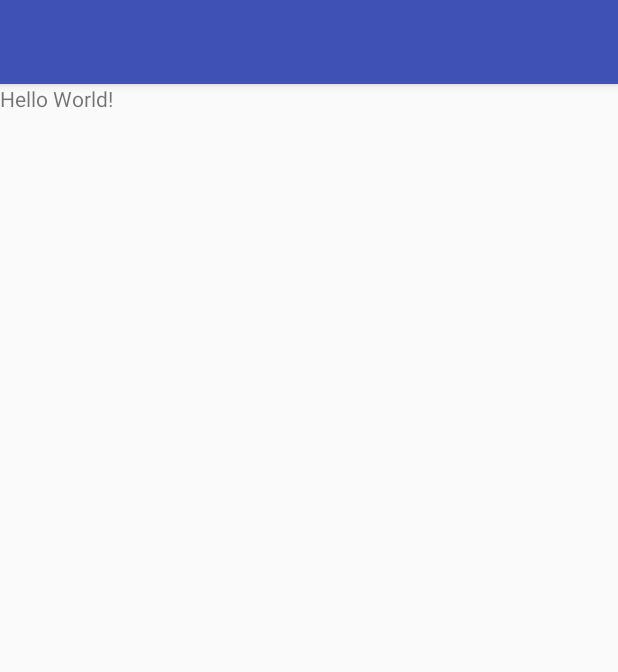
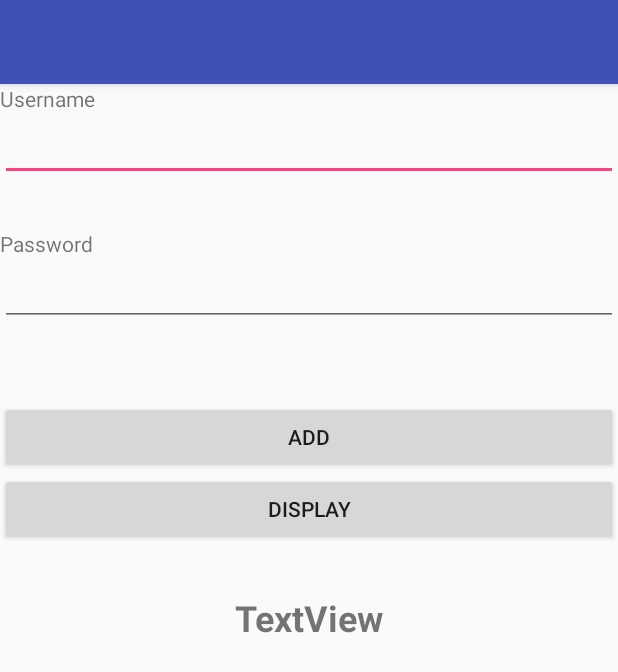
Before and after one commit to omrobbie/udemy-android-beginner-to-advance, an Android app: the screen it shows after launch (MainActivity), on a phone screen of 412 x 824 dp. Shown: the top 672 px of the screen. Run offline under Robolectric (Android 15) with nearby library versions, the phone set to English and light mode, and no system bars.

Commit message:
setup layout

```diff
--- a/SharePref/app/src/main/java/com/omrobbie/sharepref/MainActivity.java
+++ b/SharePref/app/src/main/java/com/omrobbie/sharepref/MainActivity.java
@@ -2,12 +2,25 @@ package com.omrobbie.sharepref;
 
 import android.support.v7.app.AppCompatActivity;
 import android.os.Bundle;
+import android.widget.EditText;
+import android.widget.TextView;
 
 public class MainActivity extends AppCompatActivity {
+
+    private EditText usernameInput, passwordInput;
+    private TextView myText;
 
     @Override
     protected void onCreate(Bundle savedInstanceState) {
         super.onCreate(savedInstanceState);
         setContentView(R.layout.activity_main);
+
+        setupEnv();
+    }
+
+    private void setupEnv() {
+        usernameInput = (EditText) findViewById(R.id.usernameInput);
+        passwordInput = (EditText) findViewById(R.id.passwordInput);
+        myText = (TextView) findViewById(R.id.myText);
     }
 }
--- a/SharePref/app/src/main/res/layout/activity_main.xml
+++ b/SharePref/app/src/main/res/layout/activity_main.xml
@@ -4,15 +4,60 @@
     xmlns:tools="http://schemas.android.com/tools"
     android:layout_width="match_parent"
     android:layout_height="match_parent"
+    android:orientation="vertical"
     tools:context="com.omrobbie.sharepref.MainActivity">
 
     <TextView
-        android:layout_width="wrap_content"
+        android:layout_width="match_parent"
         android:layout_height="wrap_content"
-        android:text="Hello World!"
+        android:text="Username"
         app:layout_constraintBottom_toBottomOf="parent"
         app:layout_constraintLeft_toLeftOf="parent"
         app:layout_constraintRight_toRightOf="parent"
         app:layout_constraintTop_toTopOf="parent" />
 
+    <EditText
+        android:id="@+id/usernameInput"
+        android:layout_width="match_parent"
+        android:layout_height="wrap_content"
+        android:ems="10"
+        android:inputType="textPersonName" />
+
+    <TextView
+        android:id="@+id/textView"
+        android:layout_width="match_parent"
+        android:layout_height="wrap_content"
+        android:layout_marginTop="32dp"
+        android:text="Password" />
+
+    <EditText
+        android:id="@+id/passwordInput"
+        android:layout_width="match_parent"
+        android:layout_height="wrap_content"
+        android:ems="10"
+        android:inputType="textPersonName" />
+
+    <Button
+        android:id="@+id/saveInfo"
+        android:layout_width="match_parent"
+        android:layout_height="wrap_content"
+        android:layout_marginTop="50dp"
+        android:text="Add" />
+
+    <Button
+        android:id="@+id/displayData"
+        android:layout_width="match_parent"
+        android:layout_height="wrap_content"
+        android:text="Display" />
+
+    <TextView
+        android:id="@+id/myText"
+        android:layout_width="match_parent"
+        android:layout_height="wrap_content"
+        android:layout_marginTop="32dp"
+        android:gravity="center"
+        android:text="TextView"
+        android:textSize="24sp"
+        android:textStyle="bold" />
+
 </LinearLayout>
```
